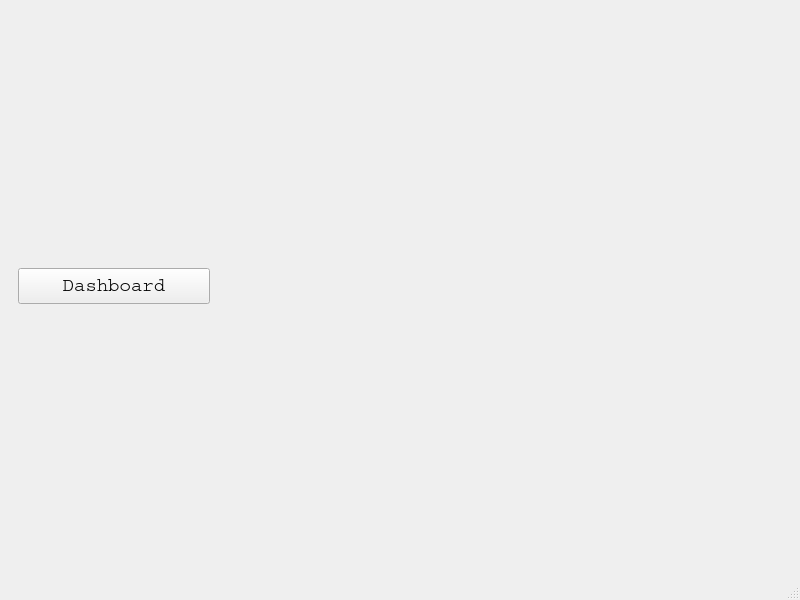
Before: the Qt Designer form src/Desktop-App/mainwindow.ui in SMaready/Library-Management-System, drawn with Qt 5.
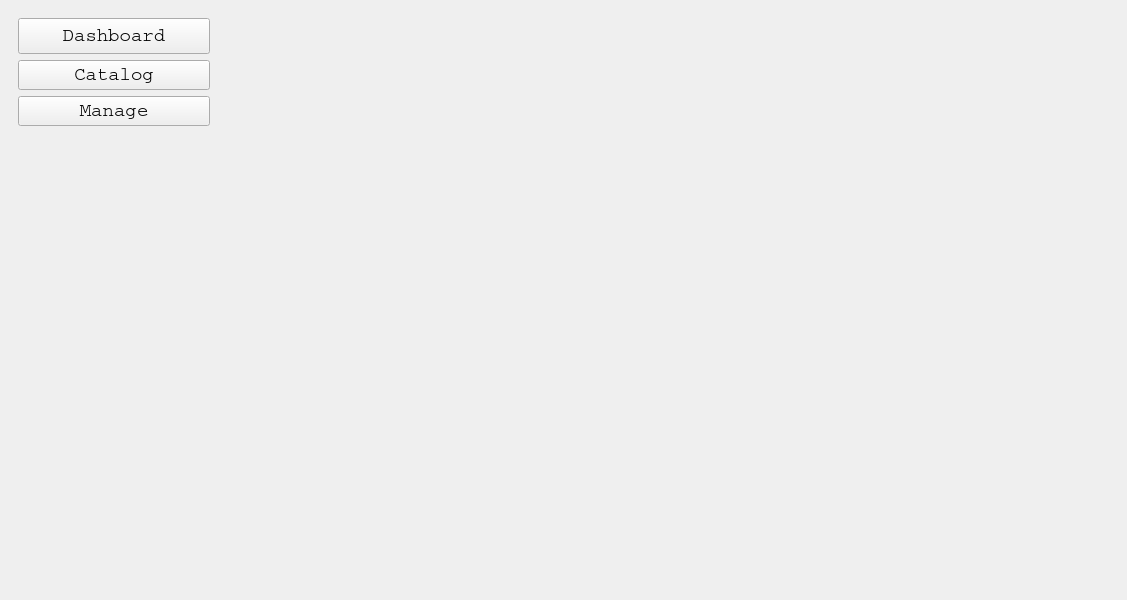
After: the same form once the commit is applied.

Commit message: Fixed typo in docker compose file. Successfully set up postgres in docker.

```diff
--- a/src/Desktop-App/mainwindow.ui
+++ b/src/Desktop-App/mainwindow.ui
@@ -6,7 +6,7 @@
    <rect>
     <x>0</x>
     <y>0</y>
-    <width>800</width>
+    <width>1127</width>
     <height>600</height>
    </rect>
   </property>
@@ -61,6 +61,36 @@
          </property>
         </widget>
        </item>
+       <item>
+        <widget class="QPushButton" name="pushButton_2">
+         <property name="text">
+          <string>Catalog</string>
+         </property>
+        </widget>
+       </item>
+       <item>
+        <widget class="QPushButton" name="pushButton_3">
+         <property name="text">
+          <string>Manage</string>
+         </property>
+        </widget>
+       </item>
+       <item>
+        <spacer name="verticalSpacer">
+         <property name="orientation">
+          <enum>Qt::Orientation::Vertical</enum>
+         </property>
+         <property name="sizeType">
+          <enum>QSizePolicy::Policy::Preferred</enum>
+         </property>
+         <property name="sizeHint" stdset="0">
+          <size>
+           <width>20</width>
+           <height>600</height>
+          </size>
+         </property>
+        </spacer>
+       </item>
       </layout>
      </widget>
     </item>
@@ -72,17 +102,6 @@
     </item>
    </layout>
   </widget>
-  <widget class="QMenuBar" name="menubar">
-   <property name="geometry">
-    <rect>
-     <x>0</x>
-     <y>0</y>
-     <width>800</width>
-     <height>29</height>
-    </rect>
-   </property>
-  </widget>
-  <widget class="QStatusBar" name="statusbar"/>
  </widget>
  <resources/>
  <connections/>
```
Left out of the diff: 2 changed lines with no effect on the pictures. The commit also changes 1 other file.
